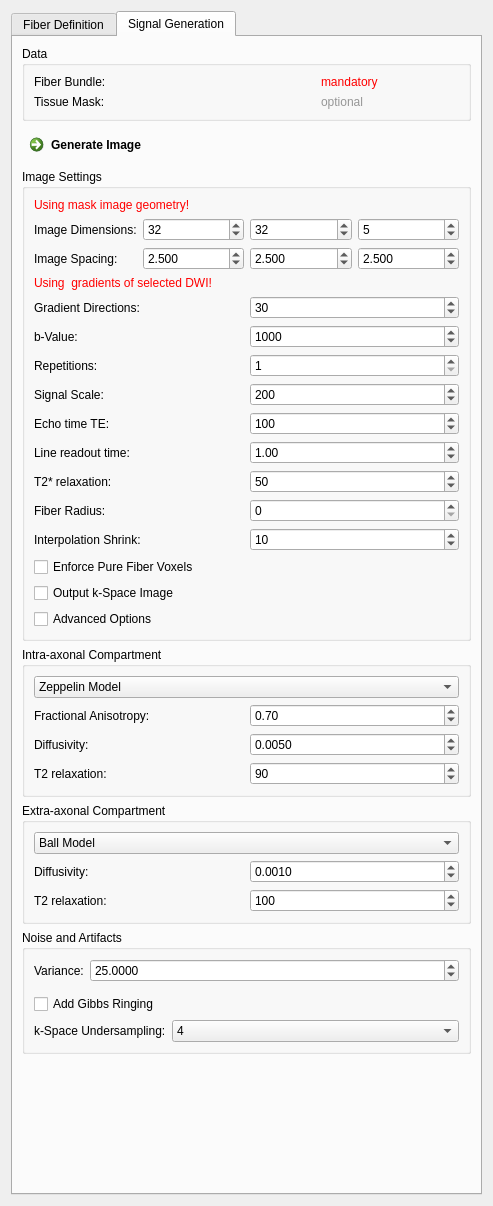
First picture: the form in Plugins/org.mitk.gui.qt.diffusionimaging/src/internal/QmitkFiberfoxViewControls.ui, repository MITK/MITK, before the edit.
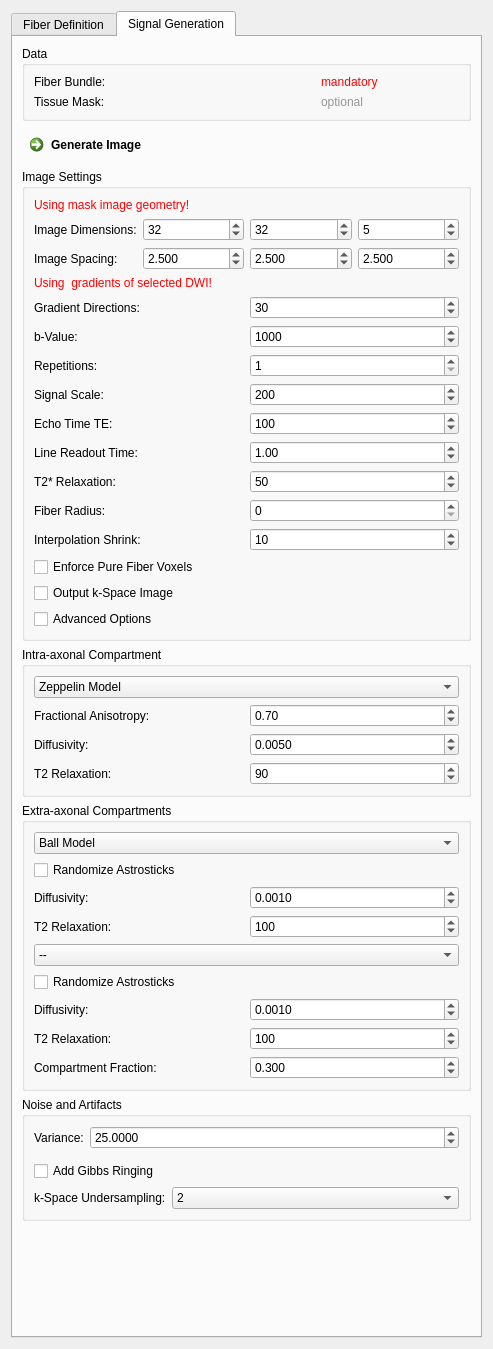
Second picture: the form after the edit. The open tabs and pages were chosen to show the change. Icons and pictures are not drawn.

Commit message: added dot and astrosticks. allowing third compartment

```diff
--- a/Plugins/org.mitk.gui.qt.diffusionimaging/src/internal/QmitkFiberfoxViewControls.ui
+++ b/Plugins/org.mitk.gui.qt.diffusionimaging/src/internal/QmitkFiberfoxViewControls.ui
@@ -7,7 +7,7 @@
     <x>0</x>
     <y>0</y>
     <width>493</width>
-    <height>1206</height>
+    <height>1349</height>
    </rect>
   </property>
   <property name="windowTitle">
@@ -1039,7 +1039,7 @@
                 <string>Image is upsampled using this factor, afterwards fourier transformed, cropped to the original size and then inverse fourier transformed.</string>
                </property>
                <property name="currentIndex">
-                <number>1</number>
+                <number>0</number>
                </property>
                <item>
                 <property name="text">
@@ -1277,7 +1277,7 @@
                 <string/>
                </property>
                <property name="text">
-                <string>T2 relaxation:</string>
+                <string>T2 Relaxation:</string>
                </property>
                <property name="wordWrap">
                 <bool>false</bool>
@@ -1442,7 +1442,7 @@
                 <string/>
                </property>
                <property name="text">
-                <string>T2* relaxation:  </string>
+                <string>T2* Relaxation:  </string>
                </property>
                <property name="wordWrap">
                 <bool>false</bool>
@@ -1576,7 +1576,7 @@
                 <string/>
                </property>
                <property name="text">
-                <string>Echo time TE:  </string>
+                <string>Echo Time TE:  </string>
                </property>
                <property name="wordWrap">
                 <bool>false</bool>
@@ -1595,7 +1595,7 @@
                 <string/>
                </property>
                <property name="text">
-                <string>Line readout time:  </string>
+                <string>Line Readout Time:  </string>
                </property>
                <property name="wordWrap">
                 <bool>false</bool>
@@ -1892,23 +1892,233 @@
        <item row="6" column="0">
         <widget class="QGroupBox" name="groupBox_6">
          <property name="title">
-          <string>Extra-axonal Compartment</string>
+          <string>Extra-axonal Compartments</string>
          </property>
          <layout class="QGridLayout" name="gridLayout_14">
-          <item row="0" column="0">
-           <widget class="QComboBox" name="m_NonFiberCompartmentModelBox">
+          <item row="6" column="0">
+           <widget class="QFrame" name="m_DiffusivityModelFrameComp3">
+            <property name="frameShape">
+             <enum>QFrame::NoFrame</enum>
+            </property>
+            <property name="frameShadow">
+             <enum>QFrame::Raised</enum>
+            </property>
+            <layout class="QGridLayout" name="gridLayout_28">
+             <property name="margin">
+              <number>0</number>
+             </property>
+             <item row="1" column="1">
+              <widget class="QDoubleSpinBox" name="m_DiffusivityBoxComp3">
+               <property name="toolTip">
+                <string>Diffusivity parameter of the ball-model.</string>
+               </property>
+               <property name="decimals">
+                <number>4</number>
+               </property>
+               <property name="minimum">
+                <double>0.000100000000000</double>
+               </property>
+               <property name="maximum">
+                <double>1.000000000000000</double>
+               </property>
+               <property name="singleStep">
+                <double>0.000500000000000</double>
+               </property>
+               <property name="value">
+                <double>0.001000000000000</double>
+               </property>
+              </widget>
+             </item>
+             <item row="1" column="0">
+              <widget class="QLabel" name="m_TensorsToDWINumDirsLabel_9">
+               <property name="text">
+                <string>Diffusivity:</string>
+               </property>
+              </widget>
+             </item>
+            </layout>
+           </widget>
+          </item>
+          <item row="3" column="0">
+           <widget class="QFrame" name="frame_9">
+            <property name="frameShape">
+             <enum>QFrame::NoFrame</enum>
+            </property>
+            <property name="frameShadow">
+             <enum>QFrame::Raised</enum>
+            </property>
+            <layout class="QGridLayout" name="gridLayout_26">
+             <property name="margin">
+              <number>0</number>
+             </property>
+             <item row="0" column="0">
+              <widget class="QLabel" name="m_TensorsToDWIBValueLabel_11">
+               <property name="toolTip">
+                <string/>
+               </property>
+               <property name="statusTip">
+                <string/>
+               </property>
+               <property name="whatsThis">
+                <string/>
+               </property>
+               <property name="text">
+                <string>T2 Relaxation:</string>
+               </property>
+               <property name="wordWrap">
+                <bool>false</bool>
+               </property>
+              </widget>
+             </item>
+             <item row="0" column="1">
+              <widget class="QSpinBox" name="m_T2BoxComp2">
+               <property name="toolTip">
+                <string>T2 of extra axonal compartment (in milliseconds).</string>
+               </property>
+               <property name="minimum">
+                <number>1</number>
+               </property>
+               <property name="maximum">
+                <number>10000</number>
+               </property>
+               <property name="singleStep">
+                <number>1</number>
+               </property>
+               <property name="value">
+                <number>100</number>
+               </property>
+              </widget>
+             </item>
+            </layout>
+           </widget>
+          </item>
+          <item row="4" column="0">
+           <widget class="QComboBox" name="m_Compartment3Box">
             <property name="toolTip">
              <string>Select signal model for extra-axonal compartment.</string>
             </property>
+            <item>
+             <property name="text">
+              <string>--</string>
+             </property>
+            </item>
             <item>
              <property name="text">
               <string>Ball Model</string>
              </property>
             </item>
+            <item>
+             <property name="text">
+              <string>Astrosticks Model</string>
+             </property>
+            </item>
+            <item>
+             <property name="text">
+              <string>Dot Model</string>
+             </property>
+            </item>
+           </widget>
+          </item>
+          <item row="7" column="0">
+           <widget class="QFrame" name="m_GeneralFrameComp3">
+            <property name="frameShape">
+             <enum>QFrame::NoFrame</enum>
+            </property>
+            <property name="frameShadow">
+             <enum>QFrame::Raised</enum>
+            </property>
+            <layout class="QGridLayout" name="gridLayout_27">
+             <property name="margin">
+              <number>0</number>
+             </property>
+             <item row="0" column="1">
+              <widget class="QSpinBox" name="m_T2BoxComp3">
+               <property name="toolTip">
+                <string>T2 of extra axonal compartment (in milliseconds).</string>
+               </property>
+               <property name="minimum">
+                <number>1</number>
+               </property>
+               <property name="maximum">
+                <number>10000</number>
+               </property>
+               <property name="singleStep">
+                <number>1</number>
+               </property>
+               <property name="value">
+                <number>100</number>
+               </property>
+              </widget>
+             </item>
+             <item row="0" column="0">
+              <widget class="QLabel" name="m_TensorsToDWIBValueLabel_25">
+               <property name="toolTip">
+                <string/>
+               </property>
+               <property name="statusTip">
+                <string/>
+               </property>
+               <property name="whatsThis">
+                <string/>
+               </property>
+               <property name="text">
+                <string>T2 Relaxation:</string>
+               </property>
+               <property name="wordWrap">
+                <bool>false</bool>
+               </property>
+              </widget>
+             </item>
+             <item row="1" column="0">
+              <widget class="QLabel" name="m_TensorsToDWIBValueLabel_26">
+               <property name="toolTip">
+                <string/>
+               </property>
+               <property name="statusTip">
+                <string/>
+               </property>
+               <property name="whatsThis">
+                <string/>
+               </property>
+               <property name="text">
+                <string>Compartment Fraction:</string>
+               </property>
+               <property name="wordWrap">
+                <bool>false</bool>
+               </property>
+              </widget>
+             </item>
+             <item row="1" column="1">
+              <widget class="QDoubleSpinBox" name="m_Comp3Fraction">
+               <property name="decimals">
+                <number>3</number>
+               </property>
+               <property name="maximum">
+                <double>1.000000000000000</double>
+               </property>
+               <property name="singleStep">
+                <double>0.100000000000000</double>
+               </property>
+               <property name="value">
+                <double>0.300000000000000</double>
+               </property>
+              </widget>
+             </item>
+            </layout>
            </widget>
           </item>
           <item row="1" column="0">
-           <widget class="QFrame" name="m_BallModelFrame">
+           <widget class="QCheckBox" name="m_RandomizeAstroComp2">
+            <property name="toolTip">
+             <string>Use random number (20-60) and distribution for astrosticks/cylinders.</string>
+            </property>
+            <property name="text">
+             <string>Randomize Astrosticks</string>
+            </property>
+           </widget>
+          </item>
+          <item row="2" column="0">
+           <widget class="QFrame" name="m_DiffusivityModelFrameComp2">
             <property name="frameShape">
              <enum>QFrame::NoFrame</enum>
             </property>
@@ -1948,47 +2158,41 @@
                </property>
               </widget>
              </item>
-             <item row="1" column="0">
-              <widget class="QLabel" name="m_TensorsToDWIBValueLabel_11">
-               <property name="toolTip">
-                <string/>
-               </property>
-               <property name="statusTip">
-                <string/>
-               </property>
-               <property name="whatsThis">
-                <string/>
-               </property>
-               <property name="text">
-                <string>T2 relaxation:</string>
-               </property>
-               <property name="wordWrap">
-                <bool>false</bool>
-               </property>
-              </widget>
-             </item>
-             <item row="1" column="1">
-              <widget class="QSpinBox" name="m_NonFiberT2Box">
-               <property name="toolTip">
-                <string>T2 of extra axonal compartment (in milliseconds).</string>
-               </property>
-               <property name="minimum">
-                <number>1</number>
-               </property>
-               <property name="maximum">
-                <number>10000</number>
-               </property>
-               <property name="singleStep">
-                <number>1</number>
-               </property>
-               <property name="value">
-                <number>100</number>
-               </property>
-              </widget>
-             </item>
             </layout>
            </widget>
           </item>
+          <item row="0" column="0">
+           <widget class="QComboBox" name="m_Compartment2Box">
+            <property name="toolTip">
+             <string>Select signal model for extra-axonal compartment.</string>
+            </property>
+            <item>
+             <property name="text">
+              <string>Ball Model</string>
+             </property>
+            </item>
+            <item>
+             <property name="text">
+              <string>Astrosticks Model</string>
+             </property>
+            </item>
+            <item>
+             <property name="text">
+              <string>Dot Model</string>
+             </property>
+            </item>
+           </widget>
+          </item>
+          <item row="5" column="0">
+           <widget class="QCheckBox" name="m_RandomizeAstroComp3">
+            <property name="toolTip">
+             <string>Use random number (20-60) and distribution for astrosticks/cylinders.</string>
+            </property>
+            <property name="text">
+             <string>Randomize Astrosticks</string>
+            </property>
+           </widget>
+          </item>
          </layout>
         </widget>
        </item>
```
Left out of the diff: 21 changed lines with no effect on the pictures. The commit also changes 9 other files.
